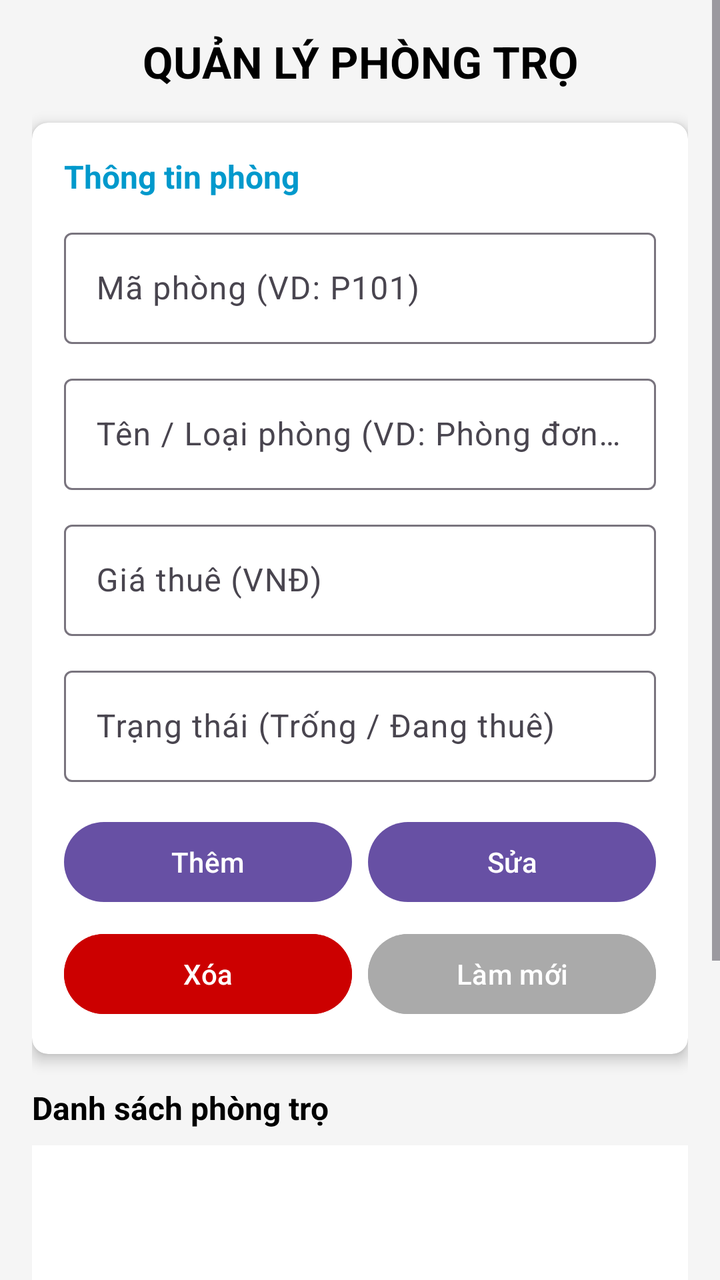
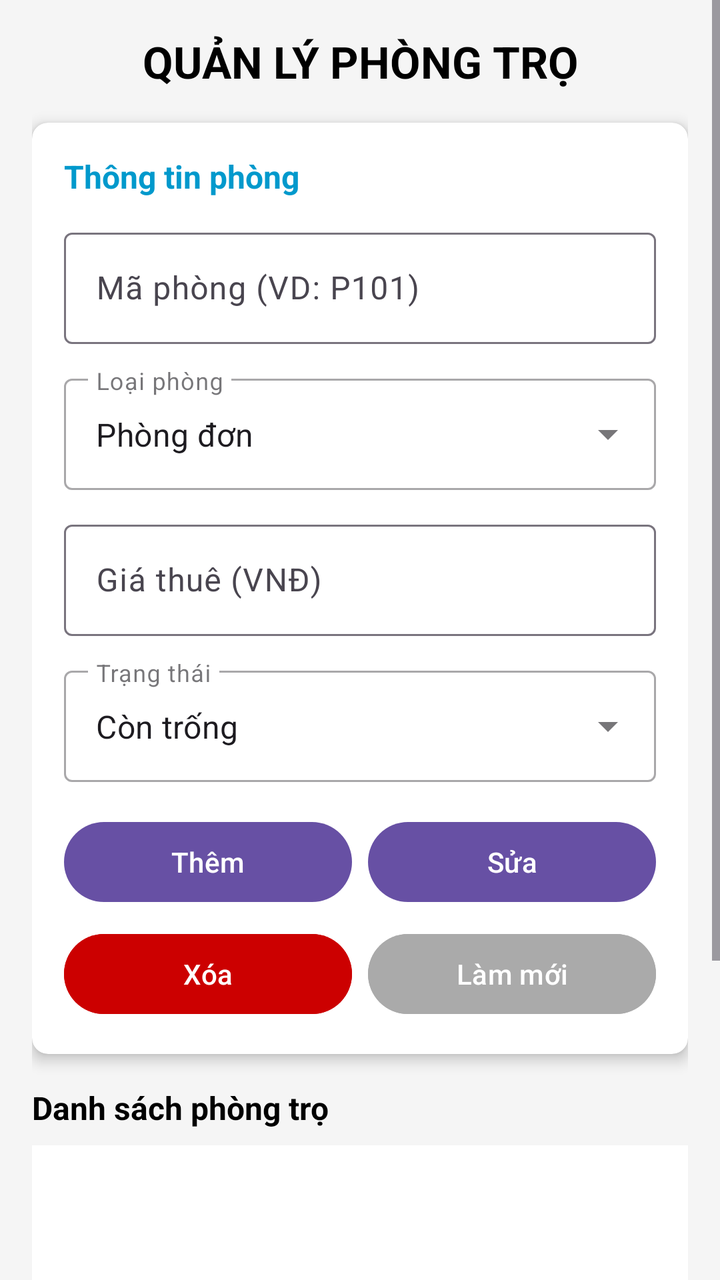

Two renders of the same Android screen: before a commit and after it. Below are the layout's source before the change and the commit's diff.
<!-- AndroidManifest.xml: application theme Theme.Detai1 -->
<!-- res/layout/giaodienphongtro.xml -->
<?xml version="1.0" encoding="utf-8"?>
<ScrollView xmlns:android="http://schemas.android.com/apk/res/android"
    xmlns:app="http://schemas.android.com/apk/res-auto"
    android:layout_width="match_parent"
    android:layout_height="match_parent"
    android:fillViewport="true"
    android:background="#F5F5F5">

    <LinearLayout
        android:layout_width="match_parent"
        android:layout_height="wrap_content"
        android:orientation="vertical"
        android:padding="16dp">

        
        <TextView
            android:layout_width="match_parent"
            android:layout_height="wrap_content"
            android:text="QUẢN LÝ PHÒNG TRỌ"
            android:textSize="22sp"
            android:textStyle="bold"
            android:gravity="center"
            android:textColor="@android:color/black"
            android:layout_marginBottom="16dp"/>

        
        <androidx.cardview.widget.CardView
            android:layout_width="match_parent"
            android:layout_height="wrap_content"
            app:cardCornerRadius="8dp"
            app:cardElevation="4dp"
            android:layout_marginBottom="16dp"
            app:cardBackgroundColor="@android:color/white">

            <LinearLayout
                android:layout_width="match_parent"
                android:layout_height="wrap_content"
                android:orientation="vertical"
                android:padding="16dp">

                <TextView
                    android:layout_width="wrap_content"
                    android:layout_height="wrap_content"
                    android:text="Thông tin phòng"
                    android:textSize="16sp"
                    android:textStyle="bold"
                    android:textColor="@android:color/holo_blue_dark"
                    android:layout_marginBottom="12dp"/>

                <com.google.android.material.textfield.TextInputLayout
                    android:layout_width="match_parent"
                    android:layout_height="wrap_content"
                    android:layout_marginBottom="12dp"
                    android:hint="Mã phòng (VD: P101)">

                    <com.google.android.material.textfield.TextInputEditText
                        android:id="@+id/edtMaPhong"
                        android:layout_width="match_parent"
                        android:layout_height="wrap_content"
                        android:inputType="text" />
                </com.google.android.material.textfield.TextInputLayout>

                <com.google.android.material.textfield.TextInputLayout
                    android:layout_width="match_parent"
                    android:layout_height="wrap_content"
                    android:layout_marginBottom="12dp"
                    android:hint="Tên / Loại phòng (VD: Phòng đơn, Studio)">

                    <com.google.android.material.textfield.TextInputEditText
                        android:id="@+id/edtTenPhong"
                        android:layout_width="match_parent"
                        android:layout_height="wrap_content"
                        android:inputType="text" />
                </com.google.android.material.textfield.TextInputLayout>

                <com.google.android.material.textfield.TextInputLayout
                    android:layout_width="match_parent"
                    android:layout_height="wrap_content"
                    android:layout_marginBottom="12dp"
                    android:hint="Giá thuê (VNĐ)">

                    <com.google.android.material.textfield.TextInputEditText
                        android:id="@+id/edtGiaThue"
                        android:layout_width="match_parent"
                        android:layout_height="wrap_content"
                        android:inputType="numberDecimal" />
                </com.google.android.material.textfield.TextInputLayout>

                <com.google.android.material.textfield.TextInputLayout
                    android:layout_width="match_parent"
                    android:layout_height="wrap_content"
                    android:layout_marginBottom="16dp"
                    android:hint="Trạng thái (Trống / Đang thuê)">

                    <com.google.android.material.textfield.TextInputEditText
                        android:id="@+id/edtTrangThai"
                        android:layout_width="match_parent"
                        android:layout_height="wrap_content"
                        android:inputType="text" />
                </com.google.android.material.textfield.TextInputLayout>

                
                <LinearLayout
                    android:layout_width="match_parent"
                    android:layout_height="wrap_content"
                    android:orientation="horizontal"
                    android:weightSum="2"
                    android:layout_marginBottom="8dp">

                    <Button
                        android:id="@+id/btnThemPhong"
                        android:layout_width="0dp"
                        android:layout_height="wrap_content"
                        android:layout_weight="1"
                        android:text="Thêm"
                        android:layout_marginEnd="4dp"/>

                    <Button
                        android:id="@+id/btnSuaPhong"
                        android:layout_width="0dp"
                        android:layout_height="wrap_content"
                        android:layout_weight="1"
                        android:text="Sửa"
                        android:layout_marginStart="4dp"/>
                </LinearLayout>

                <LinearLayout
                    android:layout_width="match_parent"
                    android:layout_height="wrap_content"
                    android:orientation="horizontal"
                    android:weightSum="2">

                    <Button
                        android:id="@+id/btnXoaPhong"
                        android:layout_width="0dp"
                        android:layout_height="wrap_content"
                        android:layout_weight="1"
                        android:text="Xóa"
                        android:backgroundTint="@android:color/holo_red_dark"
                        android:layout_marginEnd="4dp"/>

                    <Button
                        android:id="@+id/btnLamMoiPhong"
                        android:layout_width="0dp"
                        android:layout_height="wrap_content"
                        android:layout_weight="1"
                        android:text="Làm mới"
                        android:backgroundTint="@android:color/darker_gray"
                        android:layout_marginStart="4dp"/>
                </LinearLayout>

            </LinearLayout>
        </androidx.cardview.widget.CardView>

        
        <TextView
            android:layout_width="match_parent"
            android:layout_height="wrap_content"
            android:text="Danh sách phòng trọ"
            android:textSize="16sp"
            android:textStyle="bold"
            android:textColor="@android:color/black"
            android:layout_marginBottom="8dp"/>

        
        <androidx.recyclerview.widget.RecyclerView
            android:id="@+id/recyclerDanhSachPhong"
            android:layout_width="match_parent"
            android:layout_height="200dp"
            android:background="@android:color/white"
            android:padding="8dp"
            android:layout_marginBottom="16dp"/>

        
        <Button
            android:id="@+id/btnQuayLaiPhong"
            style="@style/Widget.MaterialComponents.Button.OutlinedButton"
            android:layout_width="match_parent"
            android:layout_height="wrap_content"
            android:text="Quay lại"
            android:textSize="16sp"/>

    </LinearLayout>
</ScrollView>
<!-- resources referenced by this layout -->
<resources>
  <style name="Theme.Detai1" parent="Base.Theme.Detai1" />
  <style name="Base.Theme.Detai1" parent="Theme.Material3.DayNight.NoActionBar">
          
          
      </style>
</resources>

<!-- the commit's change to res/layout/giaodienphongtro.xml (unified diff, before → after) -->
@@ -47,6 +47,7 @@
                     android:textColor="@android:color/holo_blue_dark"
                     android:layout_marginBottom="12dp"/>
 
+                
                 <com.google.android.material.textfield.TextInputLayout
                     android:layout_width="match_parent"
                     android:layout_height="wrap_content"
@@ -60,19 +61,23 @@
                         android:inputType="text" />
                 </com.google.android.material.textfield.TextInputLayout>
 
+                
                 <com.google.android.material.textfield.TextInputLayout
+                    style="@style/Widget.MaterialComponents.TextInputLayout.OutlinedBox.ExposedDropdownMenu"
                     android:layout_width="match_parent"
                     android:layout_height="wrap_content"
                     android:layout_marginBottom="12dp"
-                    android:hint="Tên / Loại phòng (VD: Phòng đơn, Studio)">
+                    android:hint="Loại phòng">
 
-                    <com.google.android.material.textfield.TextInputEditText
-                        android:id="@+id/edtTenPhong"
+                    <AutoCompleteTextView
+                        android:id="@+id/dropdownLoaiPhong"
                         android:layout_width="match_parent"
                         android:layout_height="wrap_content"
-                        android:inputType="text" />
+                        android:inputType="none"
+                        android:text="Phòng đơn"/>
                 </com.google.android.material.textfield.TextInputLayout>
 
+                
                 <com.google.android.material.textfield.TextInputLayout
                     android:layout_width="match_parent"
                     android:layout_height="wrap_content"
@@ -83,20 +88,23 @@
                         android:id="@+id/edtGiaThue"
                         android:layout_width="match_parent"
                         android:layout_height="wrap_content"
-                        android:inputType="numberDecimal" />
+                        android:inputType="number" />
                 </com.google.android.material.textfield.TextInputLayout>
 
+                
                 <com.google.android.material.textfield.TextInputLayout
+                    style="@style/Widget.MaterialComponents.TextInputLayout.OutlinedBox.ExposedDropdownMenu"
                     android:layout_width="match_parent"
                     android:layout_height="wrap_content"
                     android:layout_marginBottom="16dp"
-                    android:hint="Trạng thái (Trống / Đang thuê)">
+                    android:hint="Trạng thái">
 
-                    <com.google.android.material.textfield.TextInputEditText
-                        android:id="@+id/edtTrangThai"
+                    <AutoCompleteTextView
+                        android:id="@+id/dropdownTrangThai"
                         android:layout_width="match_parent"
                         android:layout_height="wrap_content"
-                        android:inputType="text" />
+                        android:inputType="none"
+                        android:text="Còn trống"/>
                 </com.google.android.material.textfield.TextInputLayout>
 
                 
